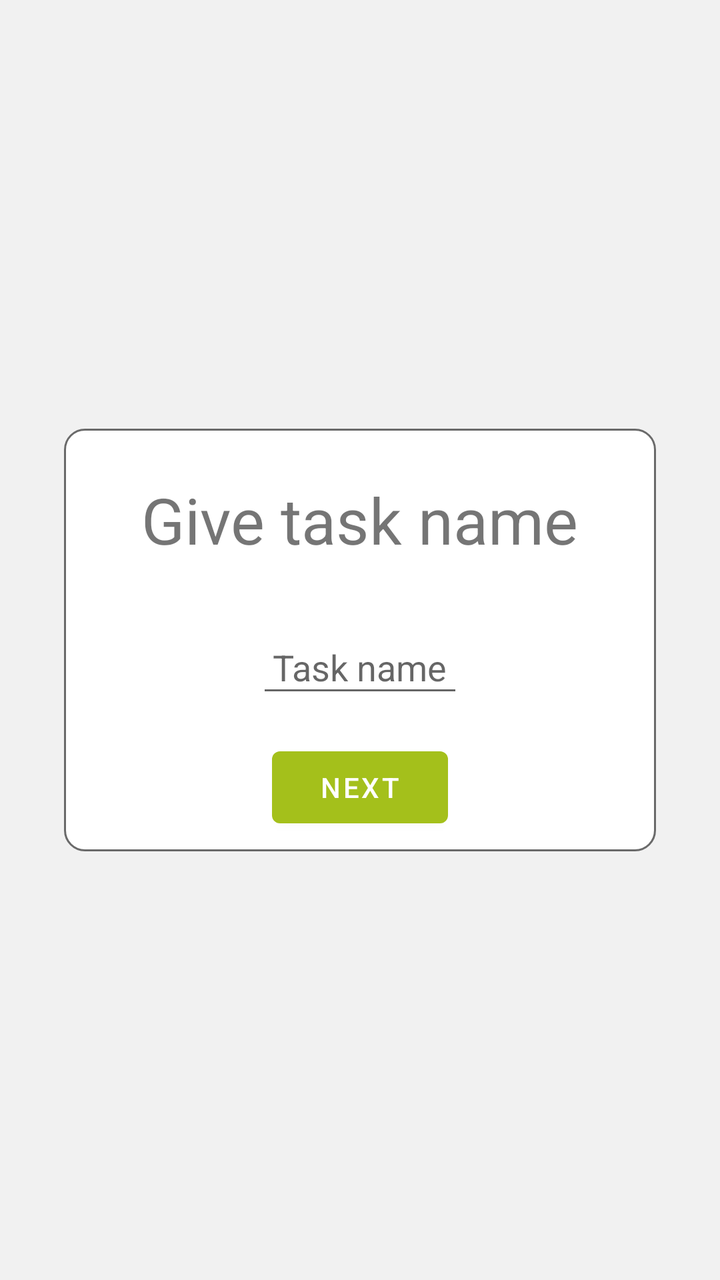
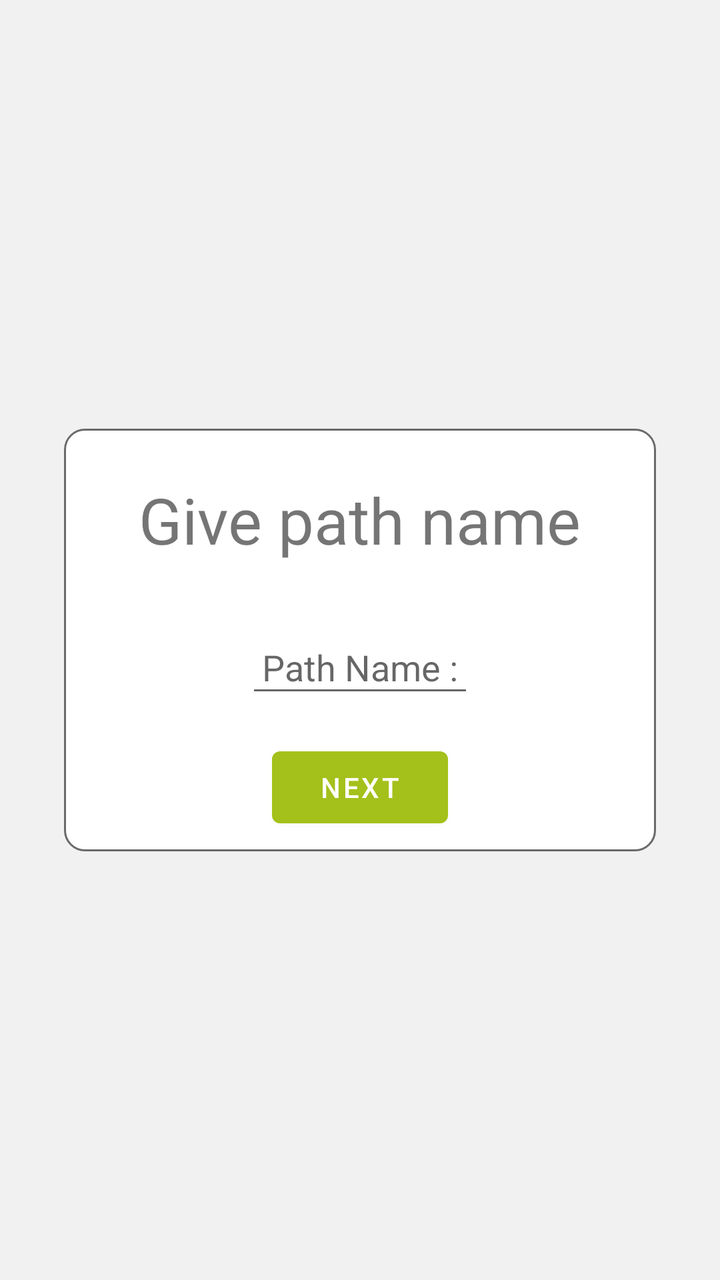

Before-and-after screenshots of an Android layout around one commit, followed by the original layout XML and the change that was made.
<!-- AndroidManifest.xml: application theme AppTheme -->
<!-- res/layout/fragment_path_management_name.xml -->
<?xml version="1.0" encoding="utf-8"?>
<layout xmlns:android="http://schemas.android.com/apk/res/android"
    xmlns:app="http://schemas.android.com/apk/res-auto"
    xmlns:tools="http://schemas.android.com/tools">

    <data>

        <variable
            name="viewModel"
            type="eu.agribot.agribotapp.ui.fragment.pathmanagement.pathname.PathNameViewModel" />
    </data>

    <androidx.constraintlayout.widget.ConstraintLayout
        android:layout_width="match_parent"
        android:layout_height="match_parent"
        android:background="#f1f1f1">


        <LinearLayout
            android:layout_width="match_parent"
            android:layout_height="wrap_content"
            android:layout_margin="@dimen/margin_xxlarge"
            android:layout_marginStart="32dp"
            android:layout_marginEnd="32dp"
            android:background="@drawable/rounded_corner_layout"
            android:gravity="center"
            android:orientation="vertical"
            app:layout_constraintBottom_toBottomOf="parent"
            app:layout_constraintEnd_toEndOf="parent"
            app:layout_constraintStart_toStartOf="parent"
            app:layout_constraintTop_toTopOf="parent">


            <TextView
                android:layout_width="wrap_content"
                android:layout_height="wrap_content"
                android:layout_gravity="center"
                android:layout_margin="@dimen/margin_xlarge"
                android:text="@string/type_task_name"
                android:textSize="@dimen/margin_xxlarge" />


            <EditText
                android:layout_width="wrap_content"
                android:layout_height="wrap_content"
                android:layout_gravity="center"
                android:layout_margin="@dimen/margin_medium"
                android:hint="@string/task_name_text"
                android:onTextChanged="@{(text, start, before, count) -> viewModel.pathNameChanged(text)}"
                android:padding="@dimen/margin_medium" />


            <com.google.android.material.button.MaterialButton
                android:layout_width="wrap_content"
                android:layout_height="wrap_content"
                android:layout_gravity="center"
                android:onClick="@{()  -> viewModel.onNextButtonClicked()}"
                android:layout_margin="@dimen/margin_medium"
                android:text="@string/next_button"
                android:textSize="@dimen/text_size_medium" />


        </LinearLayout>

    </androidx.constraintlayout.widget.ConstraintLayout>
</layout>
<!-- resources referenced by this layout -->
<resources>
  <dimen name="margin_medium">8dp</dimen>
  <dimen name="margin_xlarge">24dp</dimen>
  <dimen name="margin_xxlarge">32dp</dimen>
  <dimen name="text_size_medium">14sp</dimen>
  <!-- drawable rounded_corner_layout (drawable) -->
  <?xml version="1.0" encoding="utf-8"?>
  <shape xmlns:android="http://schemas.android.com/apk/res/android">
  
      <solid android:color="@android:color/white"/>
      <corners android:radius="10dp"/>
      <stroke
          android:width="1dp"
          android:color="@color/gray" />
  
  </shape>
  <string name="next_button">Next</string>
  <string name="task_name_text">Task name</string>
  <string name="type_task_name">Give task name</string>
  <style name="AppTheme" parent="Theme.MaterialComponents.Light.DarkActionBar">
          
          <item name="colorPrimary">@color/colorPrimary</item>
          <item name="colorPrimaryDark">@color/colorPrimaryDark</item>
          <item name="colorAccent">@color/colorAccent</item>
      </style>
  <color name="gray">#6A6A6A</color>
  <color name="colorPrimary">@color/base_green</color>
  <color name="colorPrimaryDark">@color/base_green_darker</color>
  <color name="colorAccent">@color/gray</color>
  <color name="base_green">#a4c01b</color>
  <color name="base_green_darker">#839915</color>
</resources>

<!-- the commit's change to res/layout/fragment_path_management_name.xml (unified diff, before → after) -->
@@ -36,7 +36,7 @@
                 android:layout_height="wrap_content"
                 android:layout_gravity="center"
                 android:layout_margin="@dimen/margin_xlarge"
-                android:text="@string/type_task_name"
+                android:text="@string/type_path_name"
                 android:textSize="@dimen/margin_xxlarge" />
 
 
@@ -45,7 +45,7 @@
                 android:layout_height="wrap_content"
                 android:layout_gravity="center"
                 android:layout_margin="@dimen/margin_medium"
-                android:hint="@string/task_name_text"
+                android:hint="@string/path_name_text"
                 android:onTextChanged="@{(text, start, before, count) -> viewModel.pathNameChanged(text)}"
                 android:padding="@dimen/margin_medium" />
 
<!-- resource entries referenced after the edit -->
@@ -16,8 +16,8 @@
   
   </shape>
   <string name="next_button">Next</string>
-  <string name="task_name_text">Task name</string>
-  <string name="type_task_name">Give task name</string>
+  <string name="path_name_text">Path Name : </string>
+  <string name="type_path_name">Give path name</string>
   <style name="AppTheme" parent="Theme.MaterialComponents.Light.DarkActionBar">
           
           <item name="colorPrimary">@color/colorPrimary</item>
